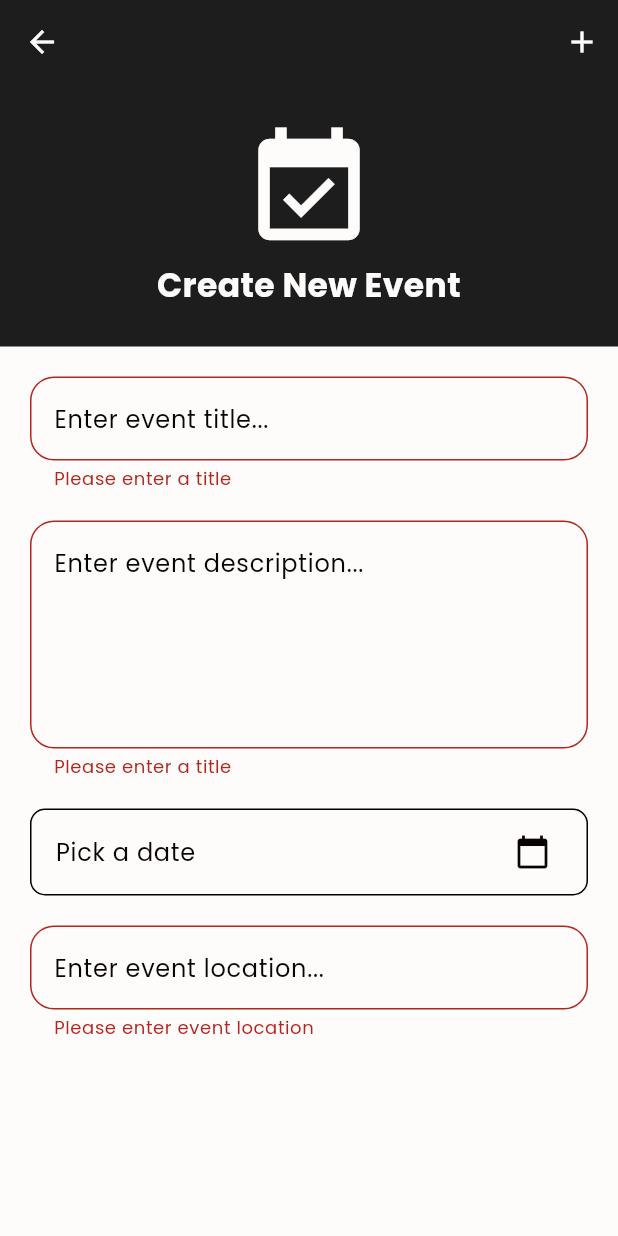
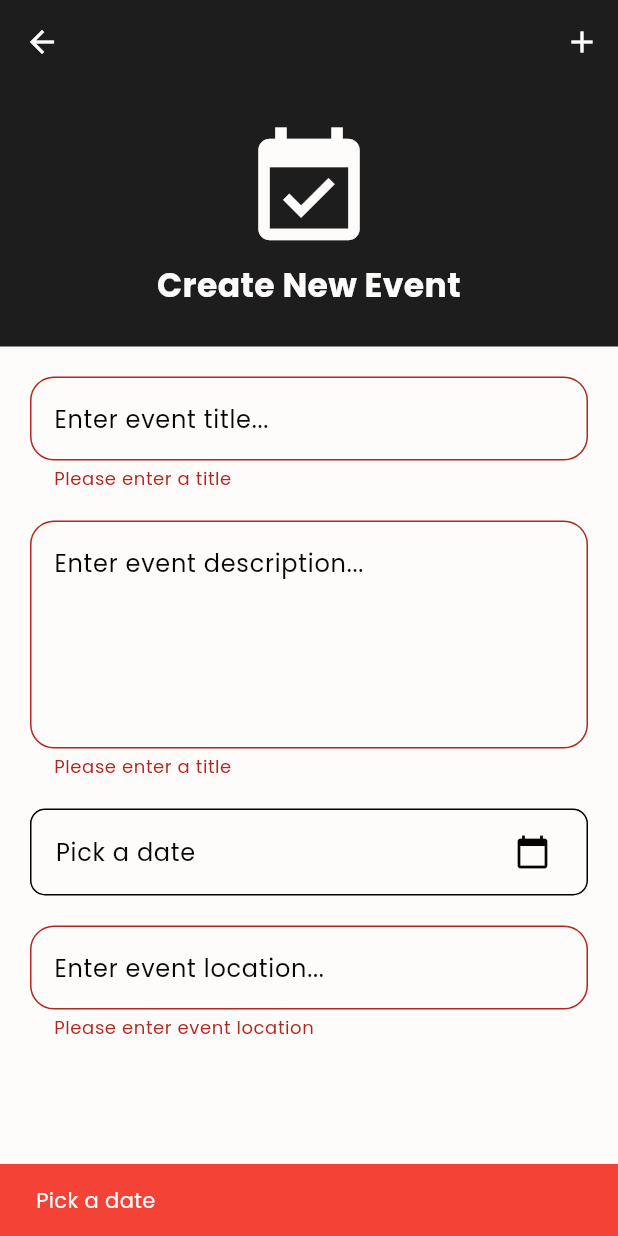
Before and after one commit to keannugran19/refresher, a Flutter app: the CreateEventScreen screen opened by its route, after a tap on the "add" icon, on a phone screen of 412 x 824 dp. Run offline on Flutter 3.47's test engine with Material 3 defaults, Android fonts, the phone set to English and light mode, and no system bars; our stand-ins replace firebase_auth, firebase_core, shared_preferences; accounts and stored records are empty; network calls fail.

Commit message:
added validation for date field

```diff
--- a/lib/views/events/create_event_screen.dart
+++ b/lib/views/events/create_event_screen.dart
@@ -18,7 +18,6 @@ class _CreateEventScreenState extends State<CreateEventScreen> {
   final TextEditingController eventDescriptionController =
       TextEditingController();
   final TextEditingController eventLocationController = TextEditingController();
-  final TextEditingController eventDateController = TextEditingController();
 
   // selectdate var
   DateTime? selectedDate;
@@ -36,7 +35,6 @@ class _CreateEventScreenState extends State<CreateEventScreen> {
     eventTitleController.dispose();
     eventDescriptionController.dispose();
     eventLocationController.dispose();
-    eventDateController.dispose();
     super.dispose();
   }
 
@@ -186,6 +184,13 @@ class _CreateEventScreenState extends State<CreateEventScreen> {
         );
       }
     }
+    // validate date
+    if (selectedDate == null) {
+      ScaffoldMessenger.of(context).showSnackBar(
+        SnackBar(content: Text("Pick a date"), backgroundColor: Colors.red),
+      );
+      return;
+    }
   }
 
   // select date function
--- a/lib/views/events/edit_event_screen.dart
+++ b/lib/views/events/edit_event_screen.dart
@@ -218,6 +218,13 @@ class _EditEventScreenState extends State<EditEventScreen> {
         );
       }
     }
+    // validate date
+    if (selectedDate == null) {
+      ScaffoldMessenger.of(context).showSnackBar(
+        SnackBar(content: Text("Pick a date"), backgroundColor: Colors.red),
+      );
+      return;
+    }
   }
 
   // select date function
```
